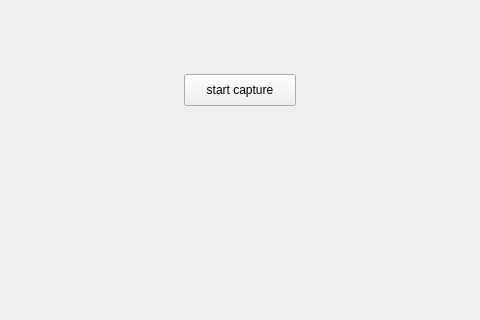
Old version of the form mainwindow.ui in the repository GrammerT/webrtc; both pictures show x 96 to 576 and y 196 to 516 of the 800 by 600 pixel window.
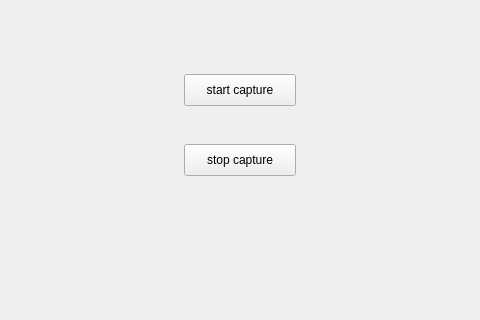
New version of the form.

The edit to the form file:
```diff
--- a/mainwindow.ui
+++ b/mainwindow.ui
@@ -27,6 +27,19 @@
      <string>start capture</string>
     </property>
    </widget>
+   <widget class="QPushButton" name="pushButton_2">
+    <property name="geometry">
+     <rect>
+      <x>280</x>
+      <y>340</y>
+      <width>112</width>
+      <height>32</height>
+     </rect>
+    </property>
+    <property name="text">
+     <string>stop capture</string>
+    </property>
+   </widget>
   </widget>
   <widget class="QMenuBar" name="menubar">
    <property name="geometry">
```
